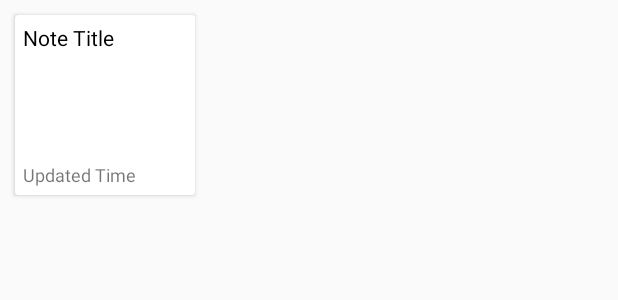
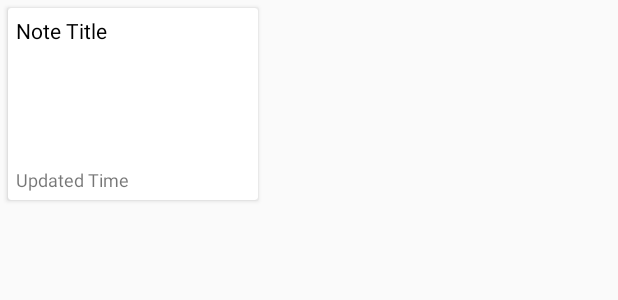
Before and after one commit to Bishal-Gurung/NoteAppAndroid, an Android app: the layout single_note_layout.xml on its own in the app's theme, with its tools: preview values and no code run, on a phone screen of 412 x 824 dp. Shown: the top 300 px of the screen. Run offline under Robolectric (Android 15) with nearby library versions, the phone set to English and light mode, and no system bars.

```diff
--- a/app/src/main/java/com/example/notetakingapp/NoteViewHolder.java
+++ b/app/src/main/java/com/example/notetakingapp/NoteViewHolder.java
@@ -1,5 +1,6 @@
 package com.example.notetakingapp;
 
+import android.support.v7.widget.CardView;
 import android.support.v7.widget.RecyclerView;
 import android.view.View;
 import android.widget.TextView;
@@ -8,6 +9,7 @@ public class NoteViewHolder extends RecyclerView.ViewHolder {
 
     View mview;
     TextView textTitle, textTime;
+    CardView noteCard;
 
 
     public NoteViewHolder(View itemView) {
@@ -17,6 +19,7 @@ public class NoteViewHolder extends RecyclerView.ViewHolder {
 
         textTitle = mview.findViewById(R.id.note_title);
         textTime = mview.findViewById(R.id.note_time);
+        noteCard = mview.findViewById(R.id.note_card);
     }
 
     public void setNoteTitle(String title) {
--- /dev/null
+++ b/app/src/main/res/drawable/ic_delete_white_24dp.xml
@@ -0,0 +1,5 @@
+<vector android:height="24dp" android:tint="#FFFFFF"
+    android:viewportHeight="24.0" android:viewportWidth="24.0"
+    android:width="24dp" xmlns:android="http://schemas.android.com/apk/res/android">
+    <path android:fillColor="#FF000000" android:pathData="M6,19c0,1.1 0.9,2 2,2h8c1.1,0 2,-0.9 2,-2V7H6v12zM19,4h-3.5l-1,-1h-5l-1,1H5v2h14V4z"/>
+</vector>
--- /dev/null
+++ b/app/src/main/res/drawable/ic_edit_white_24dp.xml
@@ -0,0 +1,5 @@
+<vector android:height="24dp" android:tint="#FFFFFF"
+    android:viewportHeight="24.0" android:viewportWidth="24.0"
+    android:width="24dp" xmlns:android="http://schemas.android.com/apk/res/android">
+    <path android:fillColor="#FF000000" android:pathData="M3,17.25V21h3.75L17.81,9.94l-3.75,-3.75L3,17.25zM20.71,7.04c0.39,-0.39 0.39,-1.02 0,-1.41l-2.34,-2.34c-0.39,-0.39 -1.02,-0.39 -1.41,0l-1.83,1.83 3.75,3.75 1.83,-1.83z"/>
+</vector>
--- a/app/src/main/res/layout/single_note_layout.xml
+++ b/app/src/main/res/layout/single_note_layout.xml
@@ -1,33 +1,38 @@
 <?xml version="1.0" encoding="utf-8"?>
-<RelativeLayout android:layout_width="match_parent"
-    android:layout_height="match_parent"
-    android:orientation="vertical"
+<LinearLayout android:layout_width="wrap_content"
+    android:layout_height="wrap_content"
+    android:orientation="horizontal"
+    android:minWidth="170dp"
     xmlns:android="http://schemas.android.com/apk/res/android">
 
     <android.support.v7.widget.CardView xmlns:android="http://schemas.android.com/apk/res/android"
         xmlns:app="http://schemas.android.com/apk/res-auto"
-    android:layout_width="120dp"
-    android:layout_height="120dp"
-    android:layout_margin="10dp"
-    android:maxHeight="120dp"
-    android:minHeight="120dp"
-    android:orientation="vertical"
-    app:contentPadding="5dp">
+        android:id="@+id/note_card"
+        android:layout_width="match_parent"
+        android:layout_height="128dp"
+        android:layout_margin="5dp"
+        android:background="?attr/selectableItemBackground"
+        android:maxHeight="128dp"
+        app:contentPadding="5dp"
+        android:clickable="true"
+        android:focusable="true">
 
 
         <LinearLayout
-        android:layout_width="match_parent"
+            android:layout_width="156dp"
             android:layout_height="match_parent"
+            android:minWidth="156dp"
             android:orientation="vertical">
 
             <TextView
                 android:id="@+id/note_title"
                 android:layout_width="match_parent"
-            android:layout_height="1dp"
+                android:layout_height="0dp"
                 android:layout_marginBottom="10dp"
                 android:layout_weight="1"
                 android:ellipsize="end"
                 android:maxLines="5"
+                android:scrollbars="horizontal"
                 android:text="Note Title"
                 android:textColor="@android:color/black" />
 
@@ -45,4 +50,4 @@
 
     </android.support.v7.widget.CardView>
 
-</RelativeLayout>
+</LinearLayout>
```
Also changed, not shown: app/src/main/java/com/example/notetakingapp/GridSpacingItemDecoration.java (added, +40 -0 lines), app/src/main/java/com/example/notetakingapp/MainActivity.java (+33 -10 lines), app/src/main/java/com/example/notetakingapp/NoteActivity.java (+63 -4 lines), app/src/main/res/menu/new_note_menu.xml (added, +9 -0 lines). Lines whose indentation alone changed are shown as unchanged.
